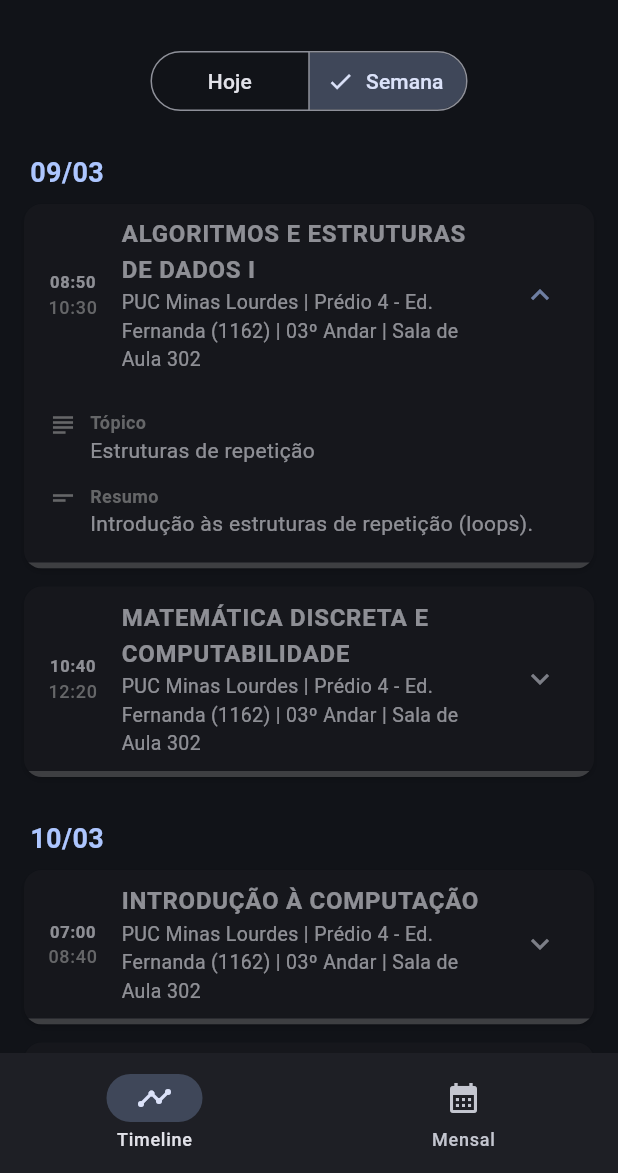
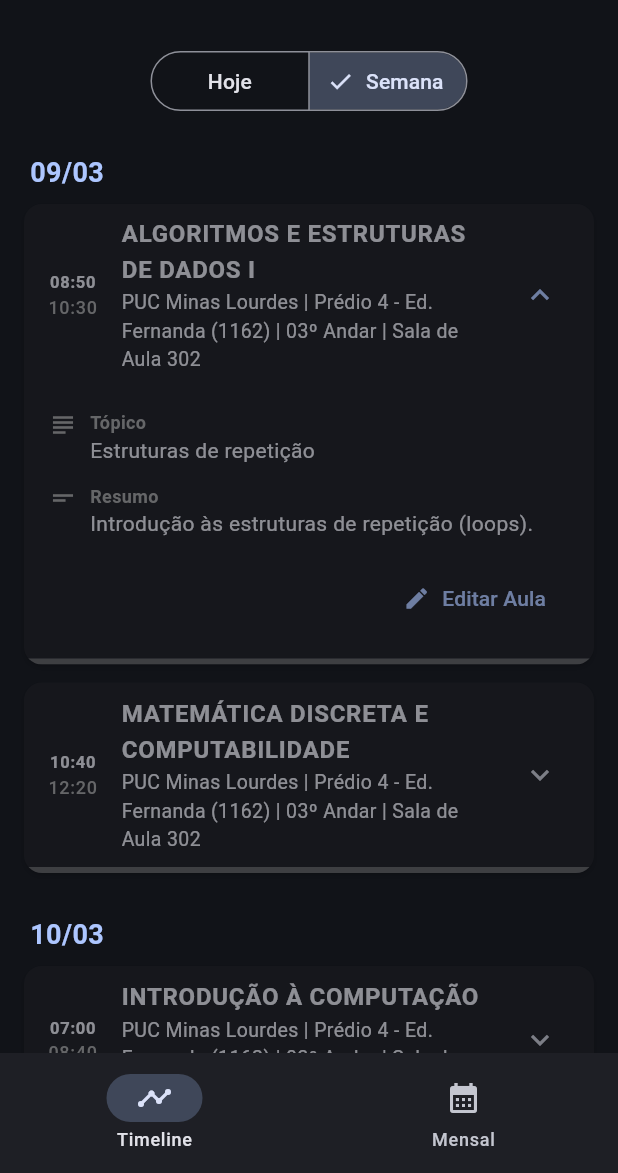
Before and after one commit to ferreiraryan/Cronos, a Flutter app: the screen it shows after launch, after a tap on "Semana", after a tap on "08:50", on a phone screen of 412 x 824 dp, the part 63-1236 px from its top. Run offline on Flutter 3.47's test engine with Material 3 defaults, Android fonts, the phone set to English and light mode, and no system bars; our stand-ins replace table_calendar.

Commit message:
Feat: edicao de aulas

```diff
--- a/cronos_front/lib/app/repository/schedule_repository.dart
+++ b/cronos_front/lib/app/repository/schedule_repository.dart
@@ -1,59 +1,102 @@
 import 'dart:convert';
+import 'dart:io';
 
 import 'package:cronos_front/features/lesson/models/class_dayschedule.dart';
+import 'package:cronos_front/features/lesson/models/class_lesson.dart';
 import 'package:cronos_front/features/lesson/models/class_semesterschedule.dart';
+import 'package:flutter/foundation.dart';
 import 'package:flutter/services.dart';
+import 'package:path_provider/path_provider.dart';
 
-class ScheduleRepository {
+class ScheduleRepository extends ChangeNotifier {
+  static final ScheduleRepository _instance = ScheduleRepository._internal();
+  factory ScheduleRepository() => _instance;
+  ScheduleRepository._internal();
+
   SemesterSchedule? _cachedSchedule;
+  File? _localFile;
 
-  Future<SemesterSchedule> loadFullSchedule() async {
-    if (_cachedSchedule != null) return _cachedSchedule!;
+  Future<void> init() async {
+    final directory = await getApplicationDocumentsDirectory();
+    _localFile = File('${directory.path}/custom_schedule.json');
 
-    try {
+    if (!await _localFile!.exists()) {
       final String jsonString = await rootBundle.loadString(
         'assets/database.json',
       );
-      final Map<String, dynamic> jsonMap = json.decode(jsonString);
+      await _localFile!.writeAsString(jsonString);
+    }
 
-      _cachedSchedule = SemesterSchedule.fromjson(jsonMap);
-      return _cachedSchedule!;
-    } catch (e) {
-      throw Exception('Falha ao desserializar o JSON: $e');
-    }
+    final jsonString = await _localFile!.readAsString();
+    _cachedSchedule = SemesterSchedule.fromjson(json.decode(jsonString));
+    notifyListeners();
   }
 
-  Future<List<DaySchedule>> getThisWeekSchedule() async {
-    final fullSchedule = await loadFullSchedule();
+  SemesterSchedule get schedule {
+    if (_cachedSchedule == null)
+      throw Exception("Repository não inicializado.");
+    return _cachedSchedule!;
+  }
 
+  /// Lógica Core: Atualiza uma aula específica e opcionalmente propaga o local
+  Future<void> updateLesson({
+    required DateTime dayDate,
+    required String timeStart,
+    required Lesson updatedLesson,
+    required bool applyLocationToAllFuture,
+  }) async {
+    if (_cachedSchedule == null || _localFile == null) return;
+
+    // 1. Encontra o dia exato
+    final dayIndex = _cachedSchedule!.schedule.indexWhere(
+      (d) =>
+          d.date.year == dayDate.year &&
+          d.date.month == dayDate.month &&
+          d.date.day == dayDate.day,
+    );
+    if (dayIndex == -1) return;
+
+    // 2. Encontra a aula exata naquele dia
+    final lessonIndex = _cachedSchedule!.schedule[dayIndex].lessons.indexWhere(
+      (l) => l.timeStart == timeStart,
+    );
+    if (lessonIndex == -1) return;
+
+    // 3. Atualiza a aula específica
+    _cachedSchedule!.schedule[dayIndex].lessons[lessonIndex] = updatedLesson;
+
+    // 4. Propagação de Local (Apenas para aulas da mesma matéria, a partir daquela data)
+    if (applyLocationToAllFuture) {
+      for (int i = dayIndex; i < _cachedSchedule!.schedule.length; i++) {
+        var futureDay = _cachedSchedule!.schedule[i];
+        for (int j = 0; j < futureDay.lessons.length; j++) {
+          var futureLesson = futureDay.lessons[j];
+          if (futureLesson.subjectName == updatedLesson.subjectName) {
+            futureDay.lessons[j] = futureLesson.copyWith(
+              location: updatedLesson.location,
+            );
+          }
+        }
+      }
+    }
+
+    // 5. Persiste no disco e avisa a UI
+    await _localFile!.writeAsString(json.encode(_cachedSchedule!.toJson()));
+    notifyListeners();
+  }
+
+  // Helpers de filtro mantidos para a UI
+  List<DaySchedule> getThisWeekSchedule() {
+    if (_cachedSchedule == null) return [];
     final now = DateTime.now();
     final today = DateTime(now.year, now.month, now.day);
-
     final startOfWeek = today.subtract(Duration(days: today.weekday - 1));
     final endOfWeek = startOfWeek.add(const Duration(days: 6));
 
-    return fullSchedule.schedule.where((day) {
-      final targetDate = DateTime(day.date.year, day.date.month, day.date.day);
-
-      return targetDate.isAfter(
-            startOfWeek.subtract(const Duration(days: 1)),
-          ) &&
-          targetDate.isBefore(endOfWeek.add(const Duration(days: 1)));
+    return _cachedSchedule!.schedule.where((day) {
+      final target = DateTime(day.date.year, day.date.month, day.date.day);
+      return target.isAfter(startOfWeek.subtract(const Duration(days: 1))) &&
+          target.isBefore(endOfWeek.add(const Duration(days: 1)));
     }).toList();
   }
-
-  Future<DaySchedule?> getTodaySchedule() async {
-    final fullSchedule = await loadFullSchedule();
-    final now = DateTime.now();
-    final todayStr =
-        "${now.year}-${now.month.toString().padLeft(2, '0')}-${now.day.toString().padLeft(2, '0')}";
-
-    try {
-      return fullSchedule.schedule.firstWhere((day) {
-        return day.date.toIso8601String().startsWith(todayStr);
-      });
-    } catch (_) {
-      return null;
-    }
-  }
 }
--- a/cronos_front/lib/features/lesson/models/class_dayschedule.dart
+++ b/cronos_front/lib/features/lesson/models/class_dayschedule.dart
@@ -3,7 +3,7 @@ import 'package:cronos_front/features/lesson/models/class_lesson.dart';
 class DaySchedule {
   final DateTime date;
   final int dayOfWeek;
-  final List<Lesson> lessons;
+  List<Lesson> lessons;
 
   DaySchedule({
     required this.date,
@@ -29,4 +29,10 @@ class DaySchedule {
           [],
     );
   }
+  Map<String, dynamic> toJson() => {
+    'date':
+        "${date.year}-${date.month.toString().padLeft(2, '0')}-${date.day.toString().padLeft(2, '0')}",
+    'day_of_week': dayOfWeek,
+    'lessons': lessons.map((e) => e.toJson()).toList(),
+  };
 }
--- a/cronos_front/lib/features/lesson/models/class_lesson.dart
+++ b/cronos_front/lib/features/lesson/models/class_lesson.dart
@@ -45,4 +45,38 @@ class Lesson {
           : Metadata(),
     );
   }
+
+  Map<String, dynamic> toJson() => {
+    'time_start': timeStart,
+    'time_end': timeEnd,
+    'subject_id': subjectId,
+    'subject_name': subjectName,
+    'location': location,
+    if (topic != null) 'topic': topic,
+    if (summary != null) 'summary': summary,
+    'references': references,
+    'is_exam': isExam,
+    'metadata': metadata.toJson(),
+  };
+
+  Lesson copyWith({
+    String? location,
+    String? topic,
+    String? summary,
+    List<String>? references,
+    bool? isExam,
+  }) {
+    return Lesson(
+      timeStart: timeStart,
+      timeEnd: timeEnd,
+      subjectId: subjectId,
+      subjectName: subjectName,
+      metadata: metadata,
+      location: location ?? this.location,
+      topic: topic ?? this.topic,
+      summary: summary ?? this.summary,
+      references: references ?? this.references,
+      isExam: isExam ?? this.isExam,
+    );
+  }
 }
--- a/cronos_front/lib/features/lesson/models/class_metadata.dart
+++ b/cronos_front/lib/features/lesson/models/class_metadata.dart
@@ -12,4 +12,10 @@ class Metadata {
       absenceCount: json['absence_count'] ?? 0,
     );
   }
+
+  Map<String, dynamic> toJson() => {
+    'custom_notes': customNotes,
+    if (grade != null) 'grade': grade,
+    'absence_count': absenceCount,
+  };
 }
--- a/cronos_front/lib/features/lesson/models/class_semesterschedule.dart
+++ b/cronos_front/lib/features/lesson/models/class_semesterschedule.dart
@@ -14,4 +14,9 @@ class SemesterSchedule {
           .toList(),
     );
   }
+
+  Map<String, dynamic> toJson() => {
+    'semester': semester,
+    'schedule': schedule.map((e) => e.toJson()).toList(),
+  };
 }
--- a/cronos_front/lib/features/lesson/screens/calendar_screen.dart
+++ b/cronos_front/lib/features/lesson/screens/calendar_screen.dart
@@ -1,10 +1,8 @@
+import 'package:cronos_front/app/repository/schedule_repository.dart';
 import 'package:cronos_front/features/lesson/models/class_dayschedule.dart';
-import 'package:cronos_front/features/lesson/models/class_lesson.dart'
-    show Lesson;
+import 'package:cronos_front/features/lesson/models/class_lesson.dart';
 import 'package:flutter/material.dart';
 import 'package:table_calendar/table_calendar.dart';
-import '../../../app/repository/schedule_repository.dart'
-    show ScheduleRepository;
 import '../widgets/lesson_card.dart';
 
 class CalendarScreen extends StatefulWidget {
@@ -20,22 +18,18 @@ class _CalendarScreenState extends State<CalendarScreen> {
   DateTime _focusedDay = DateTime.now();
   DateTime? _selectedDay;
 
-  Map<DateTime, DaySchedule> _scheduleMap = {};
-  bool _isLoading = true;
-
   @override
   void initState() {
     super.initState();
     _selectedDay = _focusedDay;
-    _loadAndIndexSchedule();
   }
 
-  Future<void> _loadAndIndexSchedule() async {
+  // Monta o index O(1) dinamicamente lendo da RAM
+  Map<DateTime, DaySchedule> get _scheduleMap {
+    final map = <DateTime, DaySchedule>{};
     try {
-      final fullSchedule = await _repository.loadFullSchedule();
-      final map = <DateTime, DaySchedule>{};
-
-      for (var day in fullSchedule.schedule) {
+      // Usa o getter síncrono do repositório
+      for (var day in _repository.schedule.schedule) {
         final normalizedDate = DateTime.utc(
           day.date.year,
           day.date.month,
@@ -43,21 +37,8 @@ class _CalendarScreenState extends State<CalendarScreen> {
         );
         map[normalizedDate] = day;
       }
-
-      if (mounted) {
-        setState(() {
-          _scheduleMap = map;
-          _isLoading = false;
-        });
-      }
-    } catch (e) {
-      if (mounted) {
-        setState(() => _isLoading = false);
-        ScaffoldMessenger.of(context).showSnackBar(
-          SnackBar(content: Text('Erro ao carregar calendário: $e')),
-        );
-      }
-    }
+    } catch (_) {}
+    return map;
   }
 
   List<Lesson> _getEventsForDay(DateTime day) {
@@ -67,16 +48,15 @@ class _CalendarScreenState extends State<CalendarScreen> {
 
   @override
   Widget build(BuildContext context) {
-    if (_isLoading) {
-      return const Center(child: CircularProgressIndicator());
-    }
-
+    // Escuta alterações do repositório para refletir edições imediatamente
+    return AnimatedBuilder(
+      animation: _repository,
+      builder: (context, _) {
         final selectedEvents = _selectedDay != null
             ? _getEventsForDay(_selectedDay!)
             : [];
         final theme = Theme.of(context);
-    final now =
-        DateTime.now(); // Pega a hora atual no build para passar pro card
+        final now = DateTime.now();
 
         return Column(
           children: [
@@ -147,15 +127,15 @@ class _CalendarScreenState extends State<CalendarScreen> {
                       itemBuilder: (context, index) {
                         return LessonCard(
                           lesson: selectedEvents[index],
-                      dayDate:
-                          _selectedDay ??
-                          now, // Passa a data do dia selecionado
-                      now: now, // Passa o DateTime.now()
+                          dayDate: _selectedDay ?? now,
+                          now: now,
                         );
                       },
                     ),
             ),
           ],
         );
+      },
+    );
   }
 }
--- a/cronos_front/lib/features/lesson/screens/main_screen.dart
+++ b/cronos_front/lib/features/lesson/screens/main_screen.dart
@@ -1,5 +1,4 @@
 import 'package:cronos_front/app/repository/schedule_repository.dart';
-import 'package:cronos_front/features/lesson/models/class_dayschedule.dart';
 import 'package:flutter/material.dart';
 import 'timeline_screen.dart';
 import 'calendar_screen.dart';
@@ -13,13 +12,14 @@ class MainScreen extends StatefulWidget {
 
 class _MainScreenState extends State<MainScreen> {
   int _currentIndex = 0;
-  late Future<List<DaySchedule>> _scheduleFuture;
   final ScheduleRepository _repository = ScheduleRepository();
+  late Future<void> _initFuture;
 
   @override
   void initState() {
     super.initState();
-    _scheduleFuture = _repository.getThisWeekSchedule();
+    // Inicializa a cópia do JSON para o storage local apenas uma vez
+    _initFuture = _repository.init();
   }
 
   @override
@@ -33,19 +33,24 @@ class _MainScreenState extends State<MainScreen> {
         centerTitle: true,
         elevation: 0,
       ),
-      body: FutureBuilder<List<DaySchedule>>(
-        future: _scheduleFuture,
+      body: FutureBuilder<void>(
+        future: _initFuture,
         builder: (context, snapshot) {
           if (snapshot.connectionState == ConnectionState.waiting) {
             return const Center(child: CircularProgressIndicator());
           }
           if (snapshot.hasError) {
             return Center(
-              child: Text('Erro ao carregar o JSON: \n${snapshot.error}'),
+              child: Text('Erro de I/O no JSON: \n${snapshot.error}'),
             );
           }
 
-          final schedule = snapshot.data ?? [];
+          // AnimatedBuilder faz a UI rebuildar automaticamente quando você salva uma edição no Modal
+          return AnimatedBuilder(
+            animation: _repository,
+            builder: (context, _) {
+              // Agora a chamada é síncrona, não precisa mais de await
+              final schedule = _repository.getThisWeekSchedule();
 
               return IndexedStack(
                 index: _currentIndex,
@@ -53,6 +58,8 @@ class _MainScreenState extends State<MainScreen> {
                   TimelineScreen(schedule: schedule),
                   const CalendarScreen(),
                 ],
+              );
+            },
           );
         },
       ),
--- a/cronos_front/lib/features/lesson/screens/timeline_screen.dart
+++ b/cronos_front/lib/features/lesson/screens/timeline_screen.dart
@@ -84,40 +84,17 @@ class _TimelineScreenState extends State<TimelineScreen> {
     return widget.schedule;
   }
 
-  String _getBotaoDiaLabel(List<DaySchedule> filteredDays) {
-    if (_filter != 'Hoje' || filteredDays.isEmpty) return 'Hoje';
-
-    final firstDay = filteredDays.first.date;
-
-    if (firstDay.year == _now.year &&
-        firstDay.month == _now.month &&
-        firstDay.day == _now.day) {
-      return 'Hoje';
-    }
-
-    final tomorrow = _now.add(const Duration(days: 1));
-    if (firstDay.year == tomorrow.year &&
-        firstDay.month == tomorrow.month &&
-        firstDay.day == tomorrow.day) {
-      return 'Amanhã';
-    }
-
-    return 'Próximas';
-  }
-
   @override
   Widget build(BuildContext context) {
     final filteredDays = _getFilteredSchedule();
-
-    final labelDia = _getBotaoDiaLabel(filteredDays);
 
     return Column(
       children: [
         Padding(
           padding: const EdgeInsets.all(16.0),
           child: SegmentedButton<String>(
-            segments: [
-              ButtonSegment(value: 'Hoje', label: Text(labelDia)),
+            segments: const [
+              ButtonSegment(value: 'Hoje', label: Text('Hoje')),
               ButtonSegment(value: 'Semana', label: Text('Semana')),
             ],
             selected: {_filter},
--- a/cronos_front/lib/features/lesson/widgets/lesson_card.dart
+++ b/cronos_front/lib/features/lesson/widgets/lesson_card.dart
@@ -1,4 +1,5 @@
 import 'package:cronos_front/features/lesson/models/class_lesson.dart';
+import 'package:cronos_front/features/lesson/widgets/edit_modal.dart';
 import 'package:flutter/material.dart';
 
 class LessonCard extends StatelessWidget {
@@ -43,15 +44,13 @@ class LessonCard extends StatelessWidget {
       progress = elapsedMinutes / totalMinutes;
     }
 
-    // Aulas antigas ficam ligeiramente apagadas
     final double cardOpacity = isPast ? 0.6 : 1.0;
 
     return Opacity(
       opacity: cardOpacity,
       child: Card(
         margin: const EdgeInsets.only(bottom: 12.0),
-        clipBehavior: Clip
-            .antiAlias, // Necessário para a barra de progresso não vazar a borda arredondada
+        clipBehavior: Clip.antiAlias,
         shape: RoundedRectangleBorder(
           borderRadius: BorderRadius.circular(12),
           side: isCurrent
@@ -146,12 +145,23 @@ class LessonCard extends StatelessWidget {
                           ),
                         ),
                       ],
+
+                      const SizedBox(height: 16),
+                      // Botão de Editar posicionado no final do card
+                      Align(
+                        alignment: Alignment.centerRight,
+                        child: TextButton.icon(
+                          onPressed: () =>
+                              LessonEditModal.show(context, lesson, dayDate),
+                          icon: const Icon(Icons.edit, size: 18),
+                          label: const Text('Editar Aula'),
+                        ),
+                      ),
                     ],
                   ),
                 ),
               ],
             ),
-            // A barra de progresso no rodapé do card
             if (isCurrent || isPast)
               LinearProgressIndicator(
                 value: progress,
--- a/cronos_front/pubspec.yaml
+++ b/cronos_front/pubspec.yaml
@@ -35,6 +35,7 @@ dependencies:
   # Use with the CupertinoIcons class for iOS style icons.
   cupertino_icons: ^1.0.8
   table_calendar: ^3.2.0
+  path_provider: ^2.1.5
 
 dev_dependencies:
   flutter_test:
```
Also changed, not shown: cronos_front/lib/features/lesson/widgets/edit_modal.dart (added, +175 -0 lines), cronos_front/pubspec.lock, 1 other file. Lines whose indentation alone changed are shown as unchanged.
